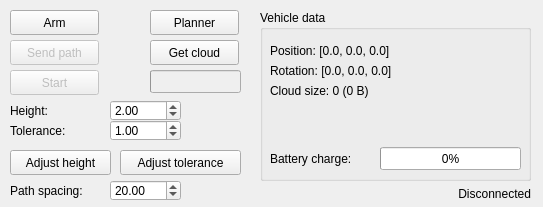
This is ui/user_interface.ui in Lukerrr/eagle-control as Qt 5 draws it before an edit. The edited form follows.
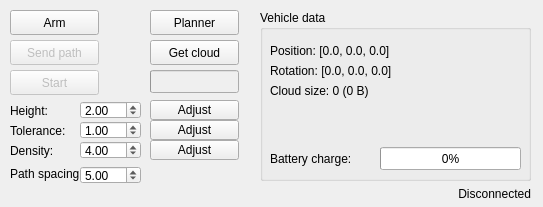
This is the edited form.

Commit message: Added cloud density setting Updated UI Added UI settings reset on connect

What changed in the file:
```diff
--- a/ui/user_interface.ui
+++ b/ui/user_interface.ui
@@ -186,10 +186,10 @@
    <widget class="QDoubleSpinBox" name="heightSpinBox">
     <property name="geometry">
      <rect>
-      <x>110</x>
-      <y>100</y>
-      <width>71</width>
-      <height>21</height>
+      <x>80</x>
+      <y>101</y>
+      <width>61</width>
+      <height>18</height>
      </rect>
     </property>
     <property name="minimum">
@@ -210,7 +210,7 @@
      <rect>
       <x>10</x>
       <y>102</y>
-      <width>91</width>
+      <width>51</width>
       <height>17</height>
      </rect>
     </property>
@@ -240,14 +240,14 @@
     </property>
     <property name="geometry">
      <rect>
-      <x>10</x>
-      <y>150</y>
-      <width>101</width>
-      <height>25</height>
+      <x>150</x>
+      <y>100</y>
+      <width>89</width>
+      <height>20</height>
      </rect>
     </property>
     <property name="text">
-     <string>Adjust height</string>
+     <string>Adjust</string>
     </property>
    </widget>
    <widget class="QLabel" name="toleranceLabel">
@@ -255,7 +255,7 @@
      <rect>
       <x>10</x>
       <y>122</y>
-      <width>91</width>
+      <width>61</width>
       <height>17</height>
      </rect>
     </property>
@@ -266,10 +266,10 @@
    <widget class="QDoubleSpinBox" name="toleranceSpinBox">
     <property name="geometry">
      <rect>
-      <x>110</x>
-      <y>120</y>
-      <width>71</width>
-      <height>21</height>
+      <x>80</x>
+      <y>121</y>
+      <width>61</width>
+      <height>18</height>
      </rect>
     </property>
     <property name="minimum">
@@ -291,22 +291,22 @@
     </property>
     <property name="geometry">
      <rect>
-      <x>120</x>
-      <y>150</y>
-      <width>121</width>
-      <height>25</height>
+      <x>150</x>
+      <y>120</y>
+      <width>89</width>
+      <height>20</height>
      </rect>
     </property>
     <property name="text">
-     <string>Adjust tolerance</string>
+     <string>Adjust</string>
     </property>
    </widget>
    <widget class="QLabel" name="pathSpacingLabel">
     <property name="geometry">
      <rect>
       <x>10</x>
-      <y>182</y>
-      <width>101</width>
+      <y>165</y>
+      <width>71</width>
       <height>17</height>
      </rect>
     </property>
@@ -317,10 +317,10 @@
    <widget class="QDoubleSpinBox" name="pathSpacingSpinBox">
     <property name="geometry">
      <rect>
-      <x>110</x>
-      <y>180</y>
-      <width>71</width>
-      <height>21</height>
+      <x>80</x>
+      <y>166</y>
+      <width>61</width>
+      <height>18</height>
      </rect>
     </property>
     <property name="decimals">
@@ -330,13 +330,13 @@
      <double>1.000000000000000</double>
     </property>
     <property name="maximum">
-     <double>1000.000000000000000</double>
+     <double>100.000000000000000</double>
     </property>
     <property name="singleStep">
      <double>0.010000000000000</double>
     </property>
     <property name="value">
-     <double>20.000000000000000</double>
+     <double>5.000000000000000</double>
     </property>
    </widget>
    <widget class="QPushButton" name="getCloudBtn">
@@ -363,7 +363,7 @@
      <rect>
       <x>150</x>
       <y>70</y>
-      <width>91</width>
+      <width>89</width>
       <height>23</height>
      </rect>
     </property>
@@ -377,6 +377,57 @@
      <bool>false</bool>
     </property>
    </widget>
+   <widget class="QDoubleSpinBox" name="densitySpinBox">
+    <property name="geometry">
+     <rect>
+      <x>80</x>
+      <y>141</y>
+      <width>61</width>
+      <height>18</height>
+     </rect>
+    </property>
+    <property name="minimum">
+     <double>0.100000000000000</double>
+    </property>
+    <property name="maximum">
+     <double>100.000000000000000</double>
+    </property>
+    <property name="singleStep">
+     <double>0.010000000000000</double>
+    </property>
+    <property name="value">
+     <double>4.000000000000000</double>
+    </property>
+   </widget>
+   <widget class="QLabel" name="densityLabel">
+    <property name="geometry">
+     <rect>
+      <x>10</x>
+      <y>142</y>
+      <width>61</width>
+      <height>17</height>
+     </rect>
+    </property>
+    <property name="text">
+     <string>Density:</string>
+    </property>
+   </widget>
+   <widget class="QPushButton" name="adjustDensityBtn">
+    <property name="enabled">
+     <bool>true</bool>
+    </property>
+    <property name="geometry">
+     <rect>
+      <x>150</x>
+      <y>140</y>
+      <width>89</width>
+      <height>20</height>
+     </rect>
+    </property>
+    <property name="text">
+     <string>Adjust</string>
+    </property>
+   </widget>
   </widget>
   <action name="actionaa">
    <property name="text">
```
The commit also changes 11 other files.
